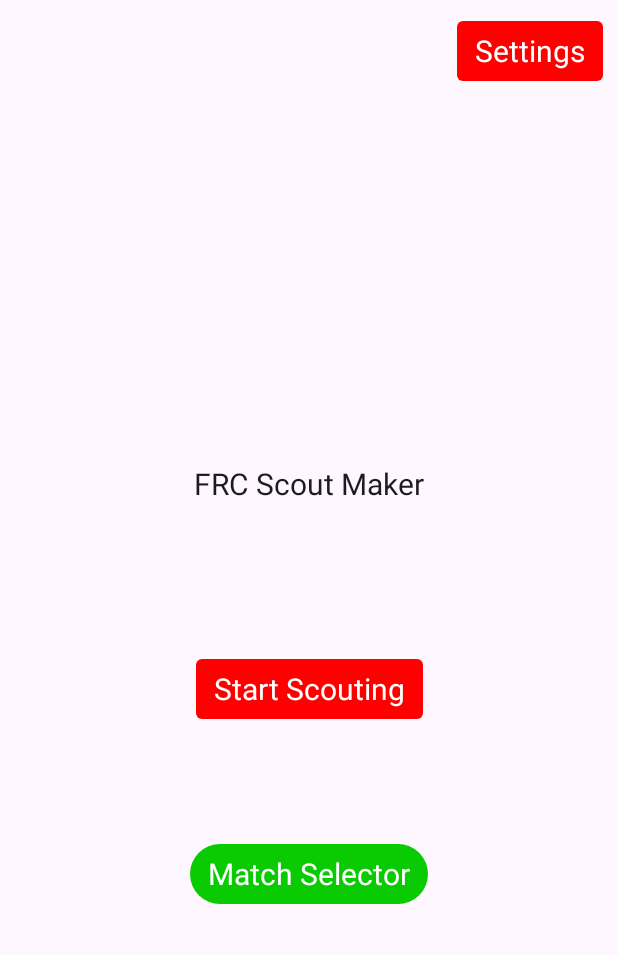
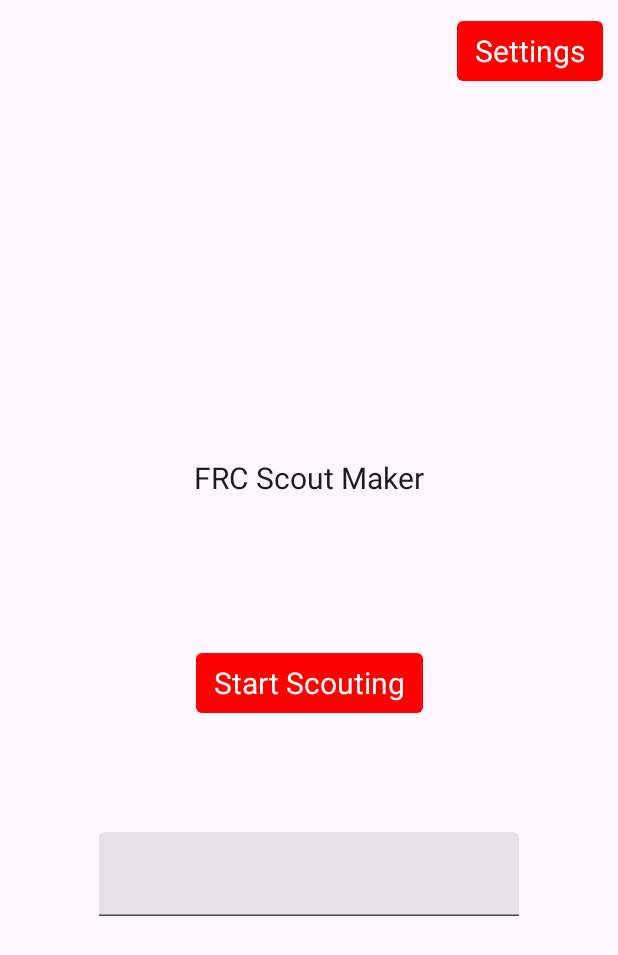
Before and after one commit to FIRST1939/Scout-a-lot, an Android app built with Jetpack Compose: the screen it shows after launch (MainActivity), on a phone screen of 412 x 824 dp. Shown: the top 955 px of the screen. Run offline under Robolectric (Android 15) with nearby library versions, the light colour scheme and no system bars.

Commit message:
Text input
There's now text input on the home screen (soon to be for the match selection)

```diff
--- a/androidApp/src/main/java/com/frcteam1939/scouting2026/android/MainActivity.kt
+++ b/androidApp/src/main/java/com/frcteam1939/scouting2026/android/MainActivity.kt
@@ -10,13 +10,17 @@ import androidx.compose.material3.*
 import androidx.compose.runtime.Composable
 import androidx.compose.ui.Alignment
 import androidx.compose.ui.Modifier
+import androidx.compose.ui.text.input.*
+import androidx.compose.ui.text.AnnotatedString
 import androidx.navigation.NavController
 import androidx.navigation.compose.*
 import androidx.compose.ui.unit.dp
 import android.content.Context
 import androidx.compose.ui.platform.LocalContext
 import android.widget.*
+import android.widget.Toast.makeText
 import androidx.compose.runtime.*
+import androidx.appcompat.app.AppCompatActivity
 object AppRoutes {
     const val HOME = "home"
     const val SETTINGS = "settings"
@@ -27,15 +31,53 @@ object AppRoutes {
 class MainActivity : ComponentActivity() {
     override fun onCreate(savedInstanceState: Bundle?) {
         super.onCreate(savedInstanceState)
+
         setContent {
             MyApplicationTheme {
                 ScoutingApp()
+            }
+        }
 
 
+    }
+}
+@Composable
+fun MatchSelecto2() {
+    var state by remember { mutableStateOf("") }
+    TextField(
+        value = state,
+        onValueChange = { if (it.length <= 16) state = it },
+        visualTransformation = VisualTransformation { text ->
+            // Making XXXX-XXXX-XXXX-XXXX string.
+            var out = ""
+            for (i in text.indices) {
+                out += text[i]
+                if (i % 4 == 3 && i != 15) out += "-"
+            }
+
+            TransformedText(
+                text = AnnotatedString(out),
+                offsetMapping = object : OffsetMapping {
+                    override fun originalToTransformed(offset: Int): Int {
+                        if (offset <= 3) return offset
+                        if (offset <= 7) return offset + 1
+                        if (offset <= 11) return offset + 2
+                        if (offset <= 16) return offset + 3
+                        return 19
+                    }
+
+                    override fun transformedToOriginal(offset: Int): Int {
+                        if (offset <= 4) return offset
+                        if (offset <= 9) return offset - 1
+                        if (offset <= 14) return offset - 2
+                        if (offset <= 19) return offset - 3
+                        return 16
                     }
                 }
-            }
+            )
         }
+    )
+}
 @Composable
 fun MatchSelector(
     text: String,
@@ -212,8 +254,7 @@ fun HomeScreen(navController: NavController) {
         ) {
             GreetingView(Greeting().greet())
             Button2(text = "Start Scouting")
-            MatchSelector(
-                text = "Match Selector")
+            MatchSelecto2()
 
 
         }
```
